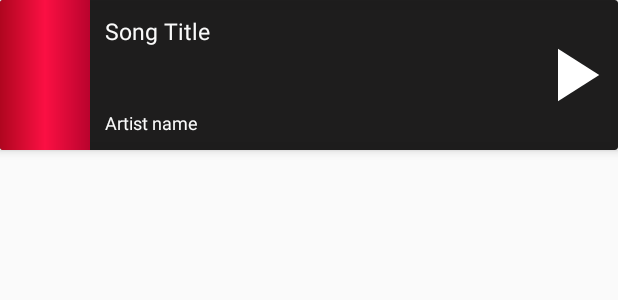
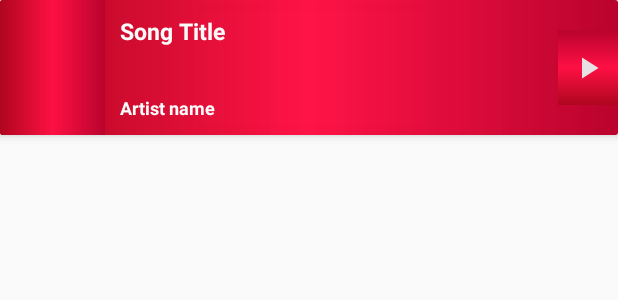
Before and after one commit to superssingh/GMusicPlayer, an Android app: the layout song_item.xml on its own in the app's theme, with its tools: preview values and no code run, on a phone screen of 412 x 824 dp. Shown: the top 300 px of the screen. Run offline under Robolectric (Android 15) with nearby library versions, the phone set to English and light mode, and no system bars.

Commit message:
initial commit.

```diff
--- /dev/null
+++ b/app/src/main/res/drawable/background2.xml
@@ -0,0 +1,12 @@
+<?xml version="1.0" encoding="utf-8"?>
+<shape xmlns:android="http://schemas.android.com/apk/res/android"
+    android:shape="rectangle">
+
+    <gradient
+        android:angle="90"
+        android:centerColor="#fbff1044"
+        android:endColor="#b9032d"
+        android:startColor="#af061f"
+        android:type="linear" />
+
+</shape>
--- a/app/src/main/res/drawable/ic_play_arrow.xml
+++ b/app/src/main/res/drawable/ic_play.xml
@@ -1,9 +1,9 @@
 <vector xmlns:android="http://schemas.android.com/apk/res/android"
-        android:width="50dp"
-        android:height="50dp"
+        android:width="24dp"
+        android:height="24dp"
         android:viewportWidth="24.0"
         android:viewportHeight="24.0">
     <path
-        android:fillColor="#ffffff"
+        android:fillColor="#e7e1e5"
         android:pathData="M8,5v14l11,-7z"/>
 </vector>
--- a/app/src/main/res/layout/activity_main.xml
+++ b/app/src/main/res/layout/activity_main.xml
@@ -5,8 +5,6 @@
     android:layout_width="match_parent"
     android:layout_height="match_parent"
     android:orientation="vertical"
-    android:padding="10dp"
-    android:background="@color/colorPrimary"
     tools:context="com.santoshkumarsingh.gmusicplayer.Activities.MainActivity">
 
     <fragment
--- a/app/src/main/res/layout/song_item.xml
+++ b/app/src/main/res/layout/song_item.xml
@@ -1,13 +1,13 @@
 <?xml version="1.0" encoding="utf-8"?>
-<android.support.v7.widget.CardView
-    xmlns:android="http://schemas.android.com/apk/res/android"
+<android.support.v7.widget.CardView xmlns:android="http://schemas.android.com/apk/res/android"
     xmlns:app="http://schemas.android.com/apk/res-auto"
+    xmlns:tools="http://schemas.android.com/tools"
     android:id="@+id/placeNameHolder"
     android:layout_width="match_parent"
-    android:layout_height="100dp"
+    android:layout_height="90dp"
     android:clickable="true"
-    android:backgroundTint="@color/DarkGray"
-    app:cardBackgroundColor="@color/colorPrimary"
+    android:backgroundTint="@color/cardview_dark_background"
+    app:cardBackgroundColor="@color/Transparent"
     android:foreground="?selectableItemBackground"
     app:cardElevation="4dp">
 
@@ -15,13 +15,16 @@
         android:id="@+id/layout_book"
         android:layout_width="match_parent"
         android:layout_height="match_parent"
+        android:background="@drawable/background"
         android:gravity="center"
         android:layout_gravity="center"
         android:orientation="horizontal">
 
         <ImageView
-            android:layout_width="60dp"
+            android:layout_width="70dp"
             android:layout_height="match_parent"
+            android:id="@+id/imageView"
+            tools:mockup_crop="@string/font_family_medium"
             android:background="@drawable/background"/>
 
         <LinearLayout
@@ -31,6 +34,7 @@
             android:layout_gravity="center"
             android:gravity="center"
             android:padding="10dp"
+            android:paddingRight="0dp"
             android:orientation="vertical">
 
             <TextView
@@ -47,17 +51,18 @@
                 style="@style/TextWhite"
                 android:layout_width="match_parent"
                 android:layout_height="match_parent"
-                android:gravity="left|bottom"
+                android:gravity="bottom"
                 android:text="@string/Song_Artist"
                 android:maxLines="1"
                 android:textSize="12dp" />
         </LinearLayout>
 
-        <Button
-            android:layout_width="60dp"
-            android:layout_height="60dp"
+        <ImageButton
+            android:layout_width="40dp"
+            android:layout_height="50dp"
             android:layout_gravity="center|right"
-            android:background="@drawable/ic_play_arrow"
+            android:src="@drawable/ic_play"
+            android:background="@drawable/background2"
             android:id="@+id/play_Pause"
             />
     </LinearLayout>
--- a/app/src/main/res/values/colors.xml
+++ b/app/src/main/res/values/colors.xml
@@ -1,11 +1,12 @@
 <?xml version="1.0" encoding="utf-8"?>
 <resources>
-    <color name="colorPrimary">#111112</color>
+    <color name="colorPrimary">#f55c021d</color>
     <color name="colorPrimaryDark">#e4084e</color>
     <color name="colorAccent">#FF4081</color>
     <color name="colorWhite">#fafafa</color>
-    <color name="lightGray">#bb717070</color>
-    <color name="DarkGray">#fa1a1919</color>
-    <color name="colorPink">#bdf20827</color>
-    <color name="BlackTransparent">#15d1d0d0</color>
+    <color name="LightGray">#bb717070</color>
+    <color name="DarkGray">#fa262525</color>
+    <color name="Pink">#bdf20827</color>
+    <color name="BlackTransparent">#780d0c0c</color>
+    <color name="Transparent">#13dadada</color>
 </resources>
--- a/app/src/main/res/values/styles.xml
+++ b/app/src/main/res/values/styles.xml
@@ -10,7 +10,7 @@
 
     <style name="TextWhite" >
         <item name="android:textColor">@color/colorWhite</item>
-        <item name="android:fontFamily">@string/font_family_thin</item>
+        <item name="android:fontFamily">@string/font_family_regular</item>
         <item name="android:textStyle">bold</item>
     </style>
 
```
Also changed, not shown: app/build.gradle (+8 -1 lines), app/src/main/java/com/santoshkumarsingh/gmusicplayer/Activities/MainActivity.java (+1 -37 lines), app/src/main/java/com/santoshkumarsingh/gmusicplayer/Adapters/AudioAdapter.java (+21 -11 lines), app/src/main/java/com/santoshkumarsingh/gmusicplayer/Fragments/BaseFragment.java (+70 -47 lines), app/src/main/java/com/santoshkumarsingh/gmusicplayer/Models/AudioData.java (+5 -18 lines), app/src/main/res/drawable/black_orange.xml (added, +12 -0 lines), app/src/main/res/drawable/black_red.xml (added, +12 -0 lines), app/src/main/res/drawable/black_white.xml (added, +12 -0 lines), app/src/main/res/layout/fragment_base.xml (+7 -4 lines), 1 other file.
